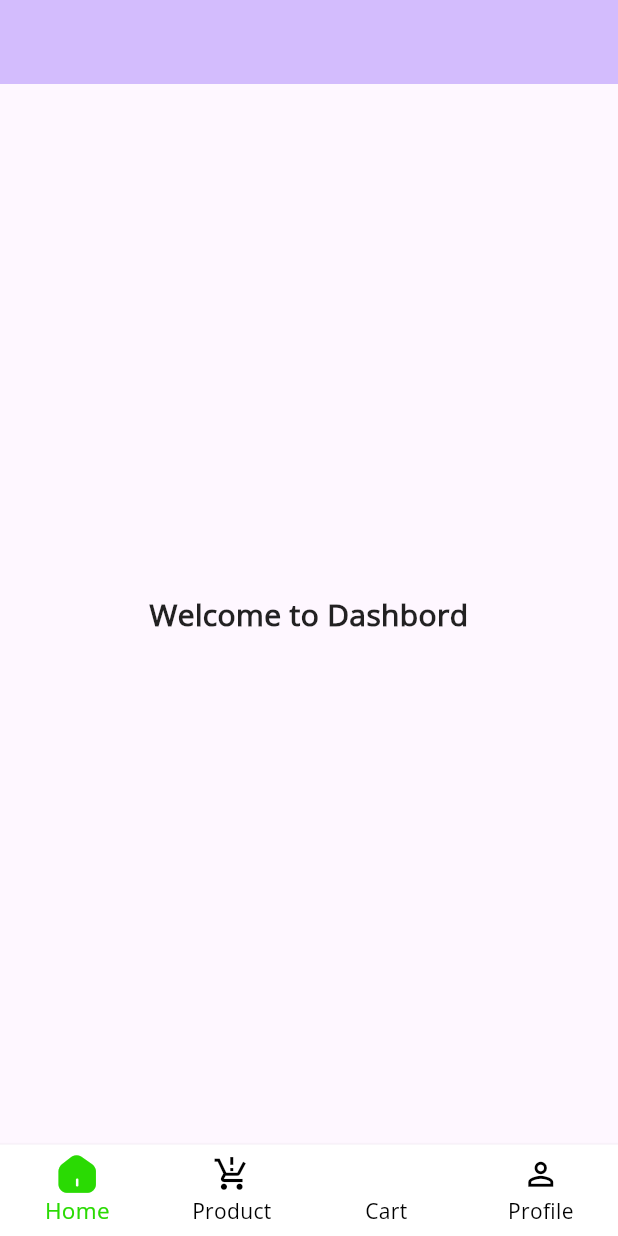
After one commit to SubhamAdhikari20/leelame_app, a Flutter app: the BottomNavigationScreen screen opened directly, on a phone screen of 412 x 824 dp. The commit adds this screen. Run offline on Flutter 3.47's test engine with Material 3 defaults, Android fonts, the light colour scheme and no system bars.

Commit message:
Adding Bottom Navigation with Screens with dashboard

```diff
--- /dev/null
+++ b/lib/bottom_screens/home_screen.dart
@@ -0,0 +1,29 @@
+// lib/bottom_screens/home_screen.dart
+import 'package:flutter/material.dart';
+
+class HomeScreen extends StatelessWidget {
+  const HomeScreen({super.key});
+
+  @override
+  Widget build(BuildContext context) {
+    return Scaffold(
+      appBar: AppBar(
+        backgroundColor: Theme.of(context).colorScheme.inversePrimary,
+      ),
+      body: SizedBox.expand(
+        child: Center(
+          child: Text(
+            "Welcome to Dashbord",
+            style: TextStyle(
+              fontSize: 20,
+              fontWeight: FontWeight.bold,
+              color: Colors.black87,
+              height: 1.2,
+            ),
+            textAlign: TextAlign.center,
+          ),
+        ),
+      ),
+    );
+  }
+}
--- /dev/null
+++ b/lib/bottom_screens/profile_screen.dart
@@ -0,0 +1,29 @@
+// lib/bottom_screens/profile_screen.dart
+import 'package:flutter/material.dart';
+
+class ProfileScreen extends StatelessWidget {
+  const ProfileScreen({super.key});
+
+  @override
+  Widget build(BuildContext context) {
+    return Scaffold(
+      appBar: AppBar(
+        backgroundColor: Theme.of(context).colorScheme.inverseSurface,
+      ),
+      body: SizedBox.expand(
+        child: Center(
+          child: Text(
+            "Welcome to Profile",
+            style: TextStyle(
+              fontSize: 20,
+              fontWeight: FontWeight.bold,
+              color: Colors.black87,
+              height: 1.2,
+            ),
+            textAlign: TextAlign.center,
+          ),
+        ),
+      ),
+    );
+  }
+}
--- /dev/null
+++ b/lib/icons/home_filled_icon.dart
@@ -0,0 +1,14 @@
+import 'package:flutter/widgets.dart';
+
+class HomeFilledIcon {
+  HomeFilledIcon._();
+
+  static const _kFontFam = 'HomeFilledIcon';
+  static const String? _kFontPkg = null;
+
+  static const IconData icon = IconData(
+    0xe802,
+    fontFamily: _kFontFam,
+    fontPackage: _kFontPkg,
+  );
+}
--- /dev/null
+++ b/lib/icons/home_outlined_icon.dart
@@ -0,0 +1,14 @@
+import 'package:flutter/widgets.dart';
+
+class HomeOutlinedIcon {
+  HomeOutlinedIcon._();
+
+  static const _kFontFam = 'HomeOutlinedIcon';
+  static const String? _kFontPkg = null;
+
+  static const IconData icon = IconData(
+    0xe802,
+    fontFamily: _kFontFam,
+    fontPackage: _kFontPkg,
+  );
+}
--- /dev/null
+++ b/lib/screens/bottom_navigation_screen.dart
@@ -0,0 +1,67 @@
+// lib/screens/bottom_navigation_screen.dart
+import 'package:flutter/material.dart';
+import 'package:leelame/bottom_screens/home_screen.dart';
+import 'package:leelame/bottom_screens/profile_screen.dart';
+import 'package:leelame/icons/home_filled_icon.dart';
+import 'package:leelame/icons/home_outlined_icon.dart';
+
+class BottomNavigationScreen extends StatefulWidget {
+  const BottomNavigationScreen({super.key});
+
+  @override
+  State<BottomNavigationScreen> createState() => _BottomNavigationScreenState();
+}
+
+class _BottomNavigationScreenState extends State<BottomNavigationScreen> {
+  int _selectedIndex = 0;
+
+  List<Widget> lstBottomScreen = [
+    HomeScreen(),
+    // ProductScreen(),
+    // CartScreen(),
+    ProfileScreen(),
+  ];
+
+  @override
+  Widget build(BuildContext context) {
+    return Scaffold(
+      body: lstBottomScreen[_selectedIndex],
+      bottomNavigationBar: BottomNavigationBar(
+        type: BottomNavigationBarType.fixed,
+        iconSize: 25,
+        backgroundColor: Colors.white,
+        selectedItemColor: Color(0xFF2ADA03),
+        unselectedItemColor: Colors.black,
+        selectedFontSize: 15,
+        unselectedFontSize: 14,
+        elevation: 2,
+        items: [
+          BottomNavigationBarItem(
+            activeIcon: Icon(HomeFilledIcon.icon),
+            icon: Icon(HomeOutlinedIcon.icon),
+            label: "Home",
+          ),
+          BottomNavigationBarItem(
+            icon: Icon(Icons.production_quantity_limits_sharp),
+            label: "Product",
+          ),
+          BottomNavigationBarItem(
+            label: "Cart",
+            icon: Icon(HomeOutlinedIcon.icon),
+          ),
+          BottomNavigationBarItem(
+            icon: Icon(Icons.person_outline),
+            activeIcon: Icon(Icons.person),
+            label: "Profile",
+          ),
+        ],
+        currentIndex: _selectedIndex,
+        onTap: (index) {
+          setState(() {
+            _selectedIndex = index;
+          });
+        },
+      ),
+    );
+  }
+}
--- a/lib/screens/login_screen.dart
+++ b/lib/screens/login_screen.dart
@@ -1,6 +1,6 @@
 // lib/screens/login_screen.dart
 import 'package:flutter/material.dart';
-import 'package:leelame/screens/dashboard_screen.dart';
+import 'package:leelame/screens/bottom_navigation_screen.dart';
 import 'package:leelame/screens/forgot_password_screen.dart';
 import 'package:leelame/screens/sign_up_screen.dart';
 import 'package:leelame/widgets/custom_outlined_button.dart';
@@ -121,7 +121,7 @@ class _LoginScreenState extends State<LoginScreen> {
                                   Navigator.pushReplacement(
                                     context,
                                     MaterialPageRoute(
-                                      builder: (context) => DashboardScreen(),
+                                      builder: (context) => BottomNavigationScreen(),
                                     ),
                                   );
                                 }
--- a/lib/screens/onboarding_screen.dart
+++ b/lib/screens/onboarding_screen.dart
@@ -52,9 +52,7 @@ class _OnboardingScreenState extends State<OnboardingScreen> {
     final double maxContentWidth = isDesktop
         ? 800
         : (isTablet ? 700 : double.infinity);
-    final double horizontalPadding = isDesktop
-        ? 60
-        : (isTablet ? 45 : 30);
+    final double horizontalPadding = isDesktop ? 60 : (isTablet ? 45 : 30);
     final double imageHeight = isLandscape
         ? MediaQuery.of(context).size.height * 0.48
         : MediaQuery.of(context).size.height *
@@ -109,8 +107,7 @@ class _OnboardingScreenState extends State<OnboardingScreen> {
                         itemCount: _onboardingData.length,
                         itemBuilder: (context, index) {
                           return SingleChildScrollView(
-                            physics:
-                                const BouncingScrollPhysics(),
+                            physics: const BouncingScrollPhysics(),
                             padding: EdgeInsets.symmetric(
                               horizontal: horizontalPadding,
                             ),
@@ -128,7 +125,7 @@ class _OnboardingScreenState extends State<OnboardingScreen> {
                                     height: imageHeight,
                                     width: double.infinity,
                                     fit: BoxFit.cover,
-                                    errorBuilder: (_, __, ___) => Container(
+                                    errorBuilder: (_, _, _) => Container(
                                       height: imageHeight,
                                       color: Colors.grey[200],
                                       child: const Icon(
--- a/lib/themes/outlined_button_theme_data.dart
+++ b/lib/themes/outlined_button_theme_data.dart
@@ -10,7 +10,7 @@ OutlinedButtonThemeData getOutlinedButtonTheme() {
         fontFamily: "OpenSans Regular",
         fontWeight: FontWeight.w600,
       ),
-      backgroundColor: Color(0xFF2ADA03),
+      side: BorderSide(color: Color(0xFF2ADA03), width: 2),
       shape: RoundedRectangleBorder(borderRadius: BorderRadius.circular(5)),
       padding: EdgeInsets.symmetric(horizontal: 20, vertical: 10),
       elevation: 0,
--- a/lib/widgets/custom_outlined_button.dart
+++ b/lib/widgets/custom_outlined_button.dart
@@ -28,7 +28,6 @@ class CustomOutlinedButton extends StatelessWidget {
               label: Text(text),
               icon: icon,
               style: OutlinedButton.styleFrom(
-                side: BorderSide(color: Color(0xFF2ADA03), width: 2),
                 shape: RoundedRectangleBorder(
                   borderRadius: BorderRadius.circular(30),
                 ),
@@ -37,7 +36,6 @@ class CustomOutlinedButton extends StatelessWidget {
           : OutlinedButton(
               onPressed: onPressed,
               style: OutlinedButton.styleFrom(
-                side: BorderSide(color: Color(0xFF2ADA03), width: 2),
                 shape: RoundedRectangleBorder(
                   borderRadius: BorderRadius.circular(30),
                 ),
@@ -47,11 +45,11 @@ class CustomOutlinedButton extends StatelessWidget {
                 children: [
                   if (prefixIcon != null) ...[
                     prefixIcon!,
-                    const SizedBox(width: 12),
+                    SizedBox(width: 12),
                   ],
                   Text(
                     text,
-                    style: const TextStyle(
+                    style: TextStyle(
                       color: Color(0xFF2ADA03),
                       fontSize: 18,
                       fontWeight: FontWeight.w600,
```
Also changed, not shown: pubspec.yaml (+8 -1 lines), assets/fonts/HomeFilledIcon.ttf (added), assets/fonts/HomeOutlinedIcon.ttf (added), assets/icons/home_outlined_icon.svg (added), assets/icons/vector.svg (added), pubspec.lock, 3 other files.
